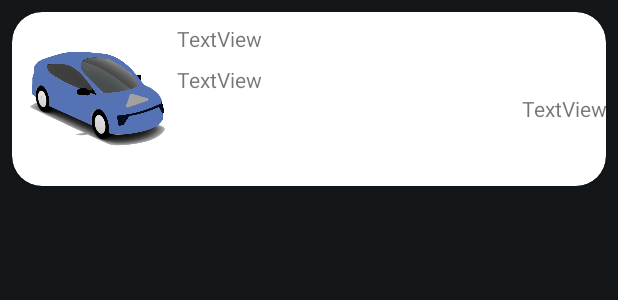
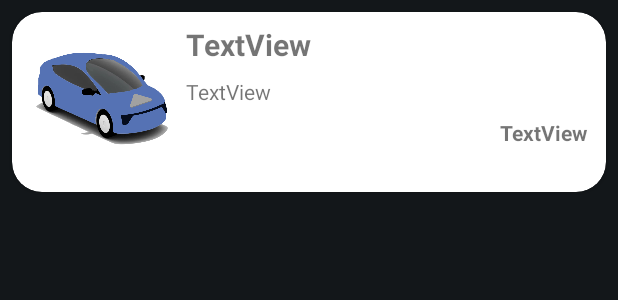
Before and after one commit to MaryTennyson/AESKGO_V1.1, an Android app: the layout vehicle_card.xml on its own in the app's theme, with its tools: preview values and no code run, on a phone screen of 412 x 824 dp. Shown: the top 300 px of the screen. Run offline under Robolectric (Android 15) with nearby library versions, the light colour scheme and no system bars.

Commit message:
VehicleListAdapter created for CardView and VehcileList

```diff
--- /dev/null
+++ b/app/src/main/java/com/ebraratabay/aeskgo/adapters/VehicleListAdapter.kt
@@ -0,0 +1,23 @@
+package com.ebraratabay.aeskgo.adapters
+
+import android.view.LayoutInflater
+import android.view.ViewGroup
+import androidx.recyclerview.widget.RecyclerView
+import com.ebraratabay.aeskgo.databinding.VehicleCardBinding
+
+class VehicleListAdapter(val vehicleList: ArrayList<String>): RecyclerView.Adapter<VehicleListAdapter.VehicleHolder>() {
+    class VehicleHolder(val binding: VehicleCardBinding): RecyclerView.ViewHolder(binding.root){}
+
+    override fun onCreateViewHolder(parent: ViewGroup, viewType: Int): VehicleHolder {
+val binding= VehicleCardBinding.inflate(LayoutInflater.from(parent.context),parent,false)
+        return VehicleHolder(binding)
+    }
+
+    override fun getItemCount(): Int {
+        return vehicleList.size
+    }
+
+    override fun onBindViewHolder(holder: VehicleHolder, position: Int) {
+
+    }
+}
--- a/app/src/main/res/layout/activity_main.xml
+++ b/app/src/main/res/layout/activity_main.xml
@@ -8,7 +8,7 @@
     tools:context=".views.activities.MainActivity">
 
     <androidx.fragment.app.FragmentContainerView
-        android:id="@+id/fragmentContainerView2"
+        android:id="@+id/vehiclerecyclerview"
         android:name="androidx.navigation.fragment.NavHostFragment"
         android:layout_width="match_parent"
         android:layout_height="match_parent"
--- a/app/src/main/res/layout/fragment_main_page.xml
+++ b/app/src/main/res/layout/fragment_main_page.xml
@@ -7,6 +7,7 @@
     android:background="@color/transparent">
 
     <androidx.recyclerview.widget.RecyclerView
+        android:id="@+id/vehicleRecyclerView"
         android:layout_width="match_parent"
         android:layout_height="match_parent" />
 </FrameLayout>
--- a/app/src/main/res/layout/vehicle_card.xml
+++ b/app/src/main/res/layout/vehicle_card.xml
@@ -1,11 +1,8 @@
 <?xml version="1.0" encoding="utf-8"?>
-<RelativeLayout xmlns:android="http://schemas.android.com/apk/res/android"
-    xmlns:app="http://schemas.android.com/apk/res-auto"
-    android:layout_width="match_parent"
-    android:layout_height="match_parent"
-  >
 
     <androidx.cardview.widget.CardView
+        xmlns:android="http://schemas.android.com/apk/res/android"
+        xmlns:app="http://schemas.android.com/apk/res-auto"
         android:layout_width="match_parent"
         android:layout_height="wrap_content"
         android:layout_marginStart="8dp"
@@ -18,15 +15,18 @@
         <LinearLayout
             android:layout_width="match_parent"
             android:layout_height="wrap_content"
-            android:orientation="horizontal">
+            android:orientation="horizontal"
+            android:paddingStart="4dp"
+            android:paddingRight="12dp"
+            android:paddingBottom="4dp">
 
             <ImageView
-                android:id="@+id/imageView"
+                android:id="@+id/imageCardView"
                 android:layout_width="200dp"
                 android:layout_height="100dp"
                 android:layout_marginLeft="12dp"
                 android:layout_marginTop="8dp"
-                android:layout_marginRight="8dp"
+                android:layout_marginRight="12dp"
                 android:layout_marginBottom="8dp"
                 android:layout_weight="1"
                 app:srcCompat="@drawable/eletra" />
@@ -38,27 +38,29 @@
                 android:orientation="vertical">
 
                 <TextView
-                    android:id="@+id/textView"
+                    android:id="@+id/titleTextView"
+                    android:layout_width="match_parent"
+                    android:layout_height="wrap_content"
+                    android:layout_marginTop="8dp"
+                    android:text="TextView"
+                    android:textSize="20sp"
+                    android:textStyle="bold" />
+
+                <TextView
+                    android:id="@+id/descriptionTextView"
                     android:layout_width="match_parent"
                     android:layout_height="wrap_content"
                     android:layout_marginTop="8dp"
                     android:text="TextView" />
 
                 <TextView
-                    android:id="@+id/textView4"
-                    android:layout_width="match_parent"
+                    android:id="@+id/continueTextView"
+                    android:layout_width="wrap_content"
                     android:layout_height="wrap_content"
+                    android:layout_gravity="end"
                     android:layout_marginTop="8dp"
-                    android:text="TextView" />
-
-                <TextView
-                    android:id="@+id/textView5"
-                    android:layout_width="match_parent"
-                    android:layout_height="wrap_content"
-                    android:gravity="bottom|end"
-                    android:text="TextView" />
+                    android:text="TextView"
+                    android:textStyle="bold" />
             </LinearLayout>
         </LinearLayout>
     </androidx.cardview.widget.CardView>
-
-</RelativeLayout>
```
